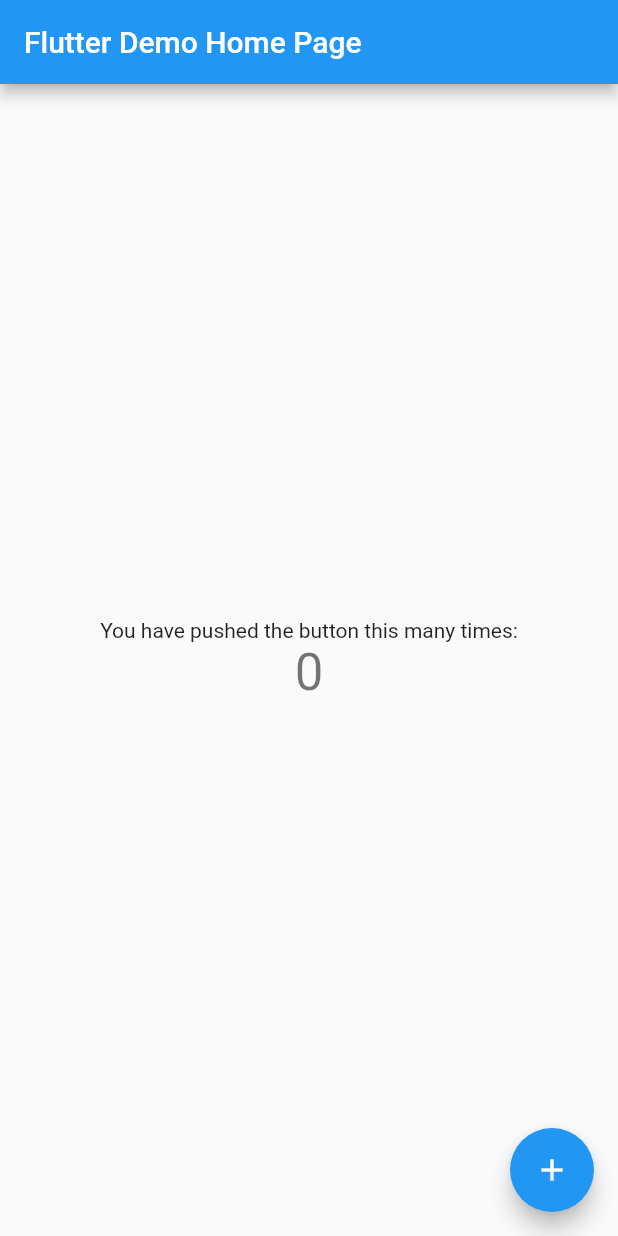
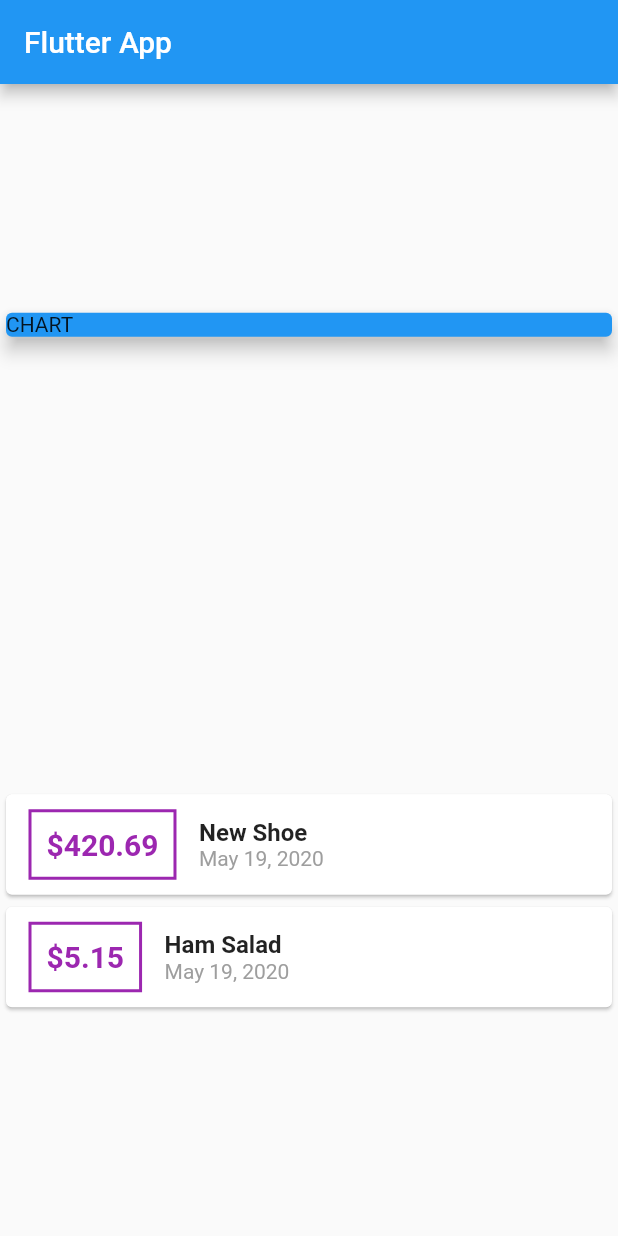
Before and after one commit to mulvaneya7/FlutterExpenseTracker, a Flutter app: the screen it shows after launch, on a phone screen of 412 x 824 dp. Run offline on Flutter 3.47's test engine with Material 2 defaults, Android fonts, the phone set to English and light mode, and no system bars.

Commit message:
Transactions and Date Formatting

```diff
--- a/lib/main.dart
+++ b/lib/main.dart
@@ -1,111 +1,103 @@
 import 'package:flutter/material.dart';
+import 'package:intl/intl.dart';
+import './transaction.dart';
 
 void main() => runApp(MyApp());
 
 class MyApp extends StatelessWidget {
-  // This widget is the root of your application.
   @override
   Widget build(BuildContext context) {
     return MaterialApp(
-      title: 'Flutter Demo',
-      theme: ThemeData(
-        // This is the theme of your application.
-        //
-        // Try running your application with "flutter run". You'll see the
-        // application has a blue toolbar. Then, without quitting the app, try
-        // changing the primarySwatch below to Colors.green and then invoke
-        // "hot reload" (press "r" in the console where you ran "flutter run",
-        // or simply save your changes to "hot reload" in a Flutter IDE).
-        // Notice that the counter didn't reset back to zero; the application
-        // is not restarted.
-        primarySwatch: Colors.blue,
-      ),
-      home: MyHomePage(title: 'Flutter Demo Home Page'),
+      title: 'Flutter App',
+      home: MyHomePage(),
     );
   }
 }
 
-class MyHomePage extends StatefulWidget {
-  MyHomePage({Key key, this.title}) : super(key: key);
-
-  // This widget is the home page of your application. It is stateful, meaning
-  // that it has a State object (defined below) that contains fields that affect
-  // how it looks.
-
-  // This class is the configuration for the state. It holds the values (in this
-  // case the title) provided by the parent (in this case the App widget) and
-  // used by the build method of the State. Fields in a Widget subclass are
-  // always marked "final".
-
-  final String title;
-
-  @override
-  _MyHomePageState createState() => _MyHomePageState();
-}
-
-class _MyHomePageState extends State<MyHomePage> {
-  int _counter = 0;
-
-  void _incrementCounter() {
-    setState(() {
-      // This call to setState tells the Flutter framework that something has
-      // changed in this State, which causes it to rerun the build method below
-      // so that the display can reflect the updated values. If we changed
-      // _counter without calling setState(), then the build method would not be
-      // called again, and so nothing would appear to happen.
-      _counter++;
-    });
-  }
+class MyHomePage extends StatelessWidget {
+  final List<Transaction> transactions = [
+    Transaction(
+      id: 't1',
+      title: 'New Shoe',
+      amount: 420.69,
+      date: DateTime.now(),
+    ),
+    Transaction(
+      id: 't2',
+      title: 'Ham Salad',
+      amount: 5.15,
+      date: DateTime.now(),
+    ),
+  ];
 
   @override
   Widget build(BuildContext context) {
-    // This method is rerun every time setState is called, for instance as done
-    // by the _incrementCounter method above.
-    //
-    // The Flutter framework has been optimized to make rerunning build methods
-    // fast, so that you can just rebuild anything that needs updating rather
-    // than having to individually change instances of widgets.
     return Scaffold(
         appBar: AppBar(
-        // Here we take the value from the MyHomePage object that was created by
-        // the App.build method, and use it to set our appbar title.
-        title: Text(widget.title),
+          title: Text('Flutter App'),
         ),
-      body: Center(
-        // Center is a layout widget. It takes a single child and positions it
-        // in the middle of the parent.
-        child: Column(
-          // Column is also a layout widget. It takes a list of children and
-          // arranges them vertically. By default, it sizes itself to fit its
-          // children horizontally, and tries to be as tall as its parent.
-          //
-          // Invoke "debug painting" (press "p" in the console, choose the
-          // "Toggle Debug Paint" action from the Flutter Inspector in Android
-          // Studio, or the "Toggle Debug Paint" command in Visual Studio Code)
-          // to see the wireframe for each widget.
-          //
-          // Column has various properties to control how it sizes itself and
-          // how it positions its children. Here we use mainAxisAlignment to
-          // center the children vertically; the main axis here is the vertical
-          // axis because Columns are vertical (the cross axis would be
-          // horizontal).
-          mainAxisAlignment: MainAxisAlignment.center,
+        body: Column(
+          mainAxisAlignment: MainAxisAlignment.spaceAround,
+          crossAxisAlignment: CrossAxisAlignment.stretch,
+          children: <Widget>[
+            Container(
+              width: double.infinity,
+              child: Card(
+                color: Colors.blue,
+                child: Text('CHART'),
+                elevation: 5,
+              ),
+            ),
+            Column(
+              children: transactions.map((tx) {
+                return Card(
+                  child: Row(
+                    children: <Widget>[
+                      Container(
+                        margin: EdgeInsets.symmetric(
+                          vertical: 10,
+                          horizontal: 15,
+                        ),
+                        decoration: BoxDecoration(
+                          border: Border.all(
+                            color: Colors.purple,
+                            width: 2,
+                          ),
+                        ),
+                        padding: EdgeInsets.all(10),
+                        child: Text(
+                          '\$${tx.amount}',
+                          style: TextStyle(
+                            fontWeight: FontWeight.bold,
+                            fontSize: 20,
+                            color: Colors.purple,
+                          ),
+                        ),
+                      ),
+                      Column(
+                        crossAxisAlignment: CrossAxisAlignment.start,
                         children: <Widget>[
                           Text(
-              'You have pushed the button this many times:',
+                            tx.title,
+                            style: TextStyle(
+                              fontSize: 16,
+                              fontWeight: FontWeight.bold,
+                            ),
                           ),
                           Text(
-              '$_counter',
-              style: Theme.of(context).textTheme.display1,
+                            DateFormat.yMMMd().format(tx.date),
+                            style: TextStyle(
+                              color: Colors.grey,
+                            ),
                           ),
                         ],
                       ),
+                    ],
                   ),
-      floatingActionButton: FloatingActionButton(
-        onPressed: _incrementCounter,
-        tooltip: 'Increment',
-        child: Icon(Icons.add),
-      ), // This trailing comma makes auto-formatting nicer for build methods.
                 );
+              }).toList(),
+            ),
+          ],
+        ));
   }
 }
--- /dev/null
+++ b/lib/transaction.dart
@@ -0,0 +1,14 @@
+import 'package:flutter/foundation.dart';
+
+class Transaction {
+  final String id;
+  final String title;
+  final double amount;
+  final DateTime date;
+
+  Transaction({
+    @required this.id,
+    @required this.title,
+    @required this.amount,
+    @required this.date});
+}
--- a/pubspec.yaml
+++ b/pubspec.yaml
@@ -19,6 +19,7 @@ environment:
 dependencies:
   flutter:
     sdk: flutter
+  intl: ^0.16.1
 
   # The following adds the Cupertino Icons font to your application.
   # Use with the CupertinoIcons class for iOS style icons.
```
Also changed, not shown: pubspec.lock. Lines whose indentation alone changed are shown as unchanged.
